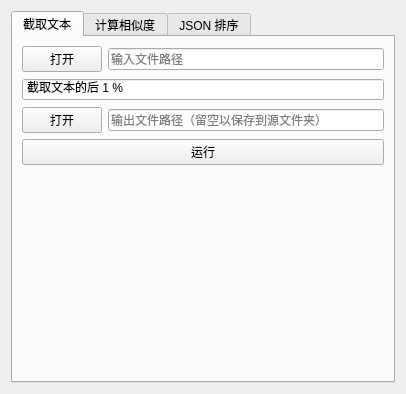
Old version of the form pages/text_proc/page.ui in the repository KirariSpark/JABORT.
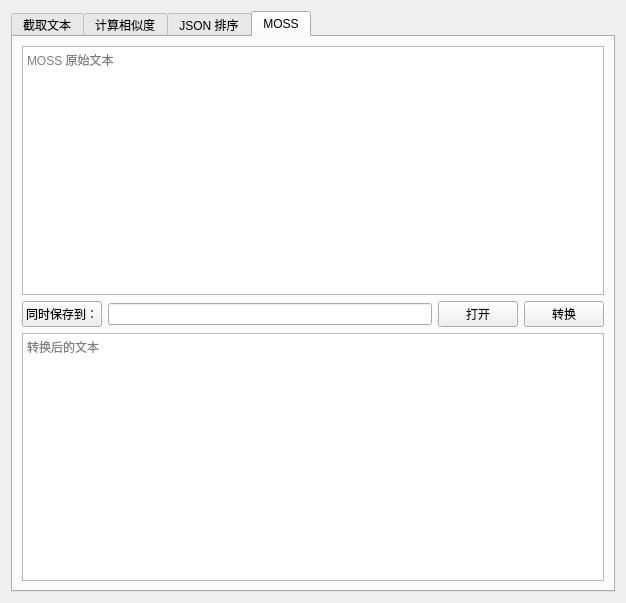
New version of the form. The open tabs and pages were chosen to show the change.

```diff
--- a/pages/text_proc/page.ui
+++ b/pages/text_proc/page.ui
@@ -6,8 +6,8 @@
    <rect>
     <x>0</x>
     <y>0</y>
-    <width>406</width>
-    <height>394</height>
+    <width>626</width>
+    <height>603</height>
    </rect>
   </property>
   <property name="windowTitle">
@@ -270,6 +270,61 @@
        </item>
       </layout>
      </widget>
+     <widget class="QWidget" name="Moss">
+      <attribute name="title">
+       <string>MOSS</string>
+      </attribute>
+      <attribute name="toolTip">
+       <string>将 MOSS Transcribe Diarize 输出的结构化文本转换为 SRT</string>
+      </attribute>
+      <layout class="QVBoxLayout" name="verticalLayout">
+       <item>
+        <widget class="QPlainTextEdit" name="MossTextInput">
+         <property name="placeholderText">
+          <string>MOSS 原始文本</string>
+         </property>
+        </widget>
+       </item>
+       <item>
+        <layout class="QHBoxLayout" name="MossControls">
+         <item>
+          <widget class="QPushButton" name="MossSaveCheck">
+           <property name="text">
+            <string>同时保存到：</string>
+           </property>
+           <property name="checkable">
+            <bool>true</bool>
+           </property>
+          </widget>
+         </item>
+         <item>
+          <widget class="QLineEdit" name="MossSavePath"/>
+         </item>
+         <item>
+          <widget class="QPushButton" name="MossSavePathOpen">
+           <property name="text">
+            <string>打开</string>
+           </property>
+          </widget>
+         </item>
+         <item>
+          <widget class="QPushButton" name="MossDoParse">
+           <property name="text">
+            <string>转换</string>
+           </property>
+          </widget>
+         </item>
+        </layout>
+       </item>
+       <item>
+        <widget class="QPlainTextEdit" name="MossTextOutput">
+         <property name="placeholderText">
+          <string>转换后的文本</string>
+         </property>
+        </widget>
+       </item>
+      </layout>
+     </widget>
     </widget>
    </item>
   </layout>
```
